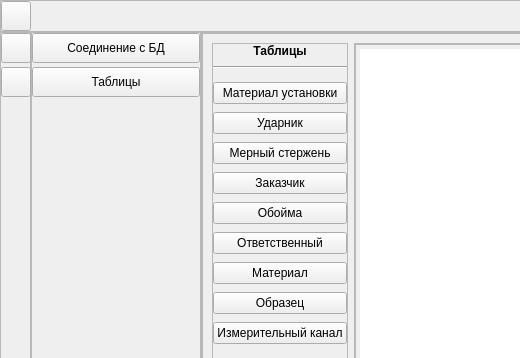
constantinoval/dynaexp, file ui/new_main_form.ui: the form before one commit; both pictures show x 0 to 520 and y 0 to 358 of the 1049 by 600 pixel window.
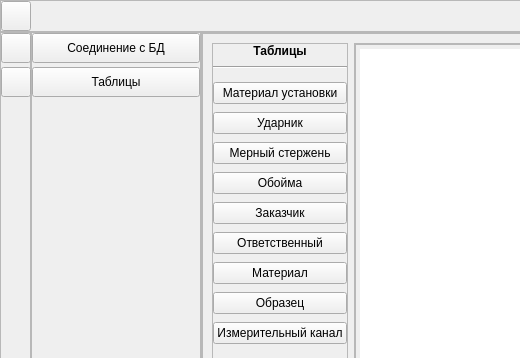
The form after the commit. Icons and pictures are not drawn.

The edit to the form file:
```diff
--- a/ui/new_main_form.ui
+++ b/ui/new_main_form.ui
@@ -279,9 +279,9 @@
                   </widget>
                  </item>
                  <item>
-                  <widget class="QPushButton" name="pushButton">
+                  <widget class="QPushButton" name="pushButton_6">
                    <property name="text">
-                    <string>Заказчик</string>
+                    <string>Обойма</string>
                    </property>
                    <property name="checkable">
                     <bool>true</bool>
@@ -292,9 +292,9 @@
                   </widget>
                  </item>
                  <item>
-                  <widget class="QPushButton" name="pushButton_6">
+                  <widget class="QPushButton" name="pushButton">
                    <property name="text">
-                    <string>Обойма</string>
+                    <string>Заказчик</string>
                    </property>
                    <property name="checkable">
                     <bool>true</bool>
```
